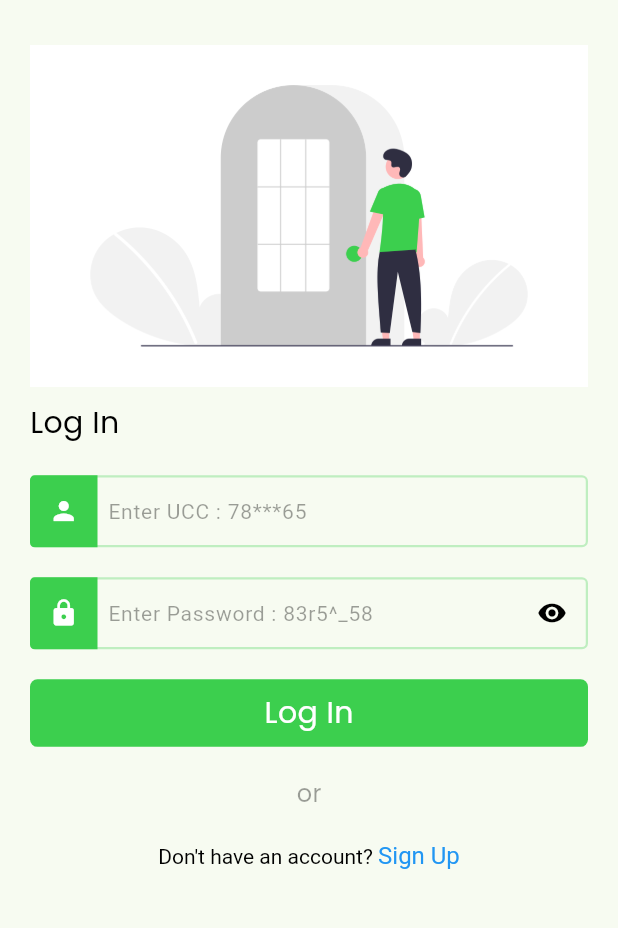
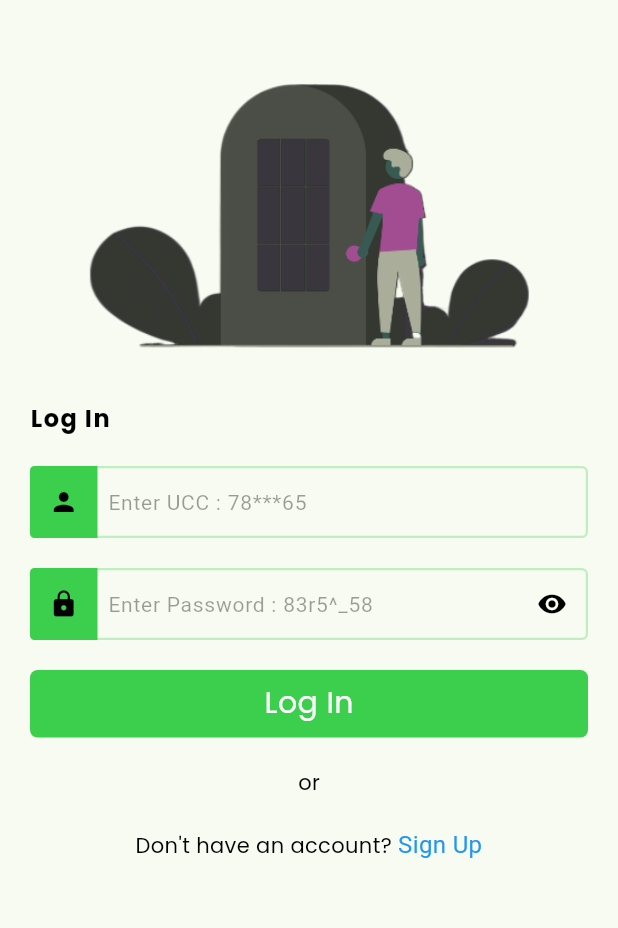
Before and after one commit to GamechiNitin/SimpleBank, a Flutter app: the screen it shows after launch, on a phone screen of 412 x 824 dp, the part 204-1132 px from its top. Run offline on Flutter 3.47's test engine with Material 2 defaults, Android fonts, the phone set to English and light mode, and no system bars; our stand-ins replace flutter_bloc, google_fonts, shared_preferences.

Commit message:
LogIn Screen UI : Dark Mode

```diff
--- a/lib/utils/colors.dart
+++ b/lib/utils/colors.dart
@@ -1,7 +1,7 @@
 import 'package:flutter/material.dart';
 
 const Color kPrimaryColor = Color(0xff3CCF4E);
-Color kLPrimaryColor = Color(0xff3CCF4E).withOpacity(0.3);
+Color kLPrimaryColor = const Color(0xff3CCF4E).withOpacity(0.3);
 const Color kLightPrimaryColor = Colors.redAccent;
 
 const Color kSecondaryColor = Colors.redAccent;
--- a/lib/utils/theme.dart
+++ b/lib/utils/theme.dart
@@ -18,6 +18,7 @@
         letterSpacing: 0.2,
       ),
     ),
+
     // brightness: Brightness.dark,
     appBarTheme: AppBarTheme(
       backgroundColor: kWhiteColor,
@@ -29,6 +30,7 @@
     ),
     useMaterial3: true,
     primaryColor: kPrimaryColor,
+
     scaffoldBackgroundColor:
         ColorScheme.fromSeed(seedColor: kPrimaryColor).background,
     colorScheme: ColorScheme(
@@ -45,7 +47,12 @@
       onSurface: ColorScheme.fromSeed(seedColor: kPrimaryColor).primary,
     ),
 
-    inputDecorationTheme: InputDecorationTheme(),
+    inputDecorationTheme: InputDecorationTheme(
+      hintStyle: const TextStyle(
+        fontSize: 14,
+        color: kHintColor,
+      ),
+    ),
     textTheme: TextTheme(
       bodyMedium: GoogleFonts.poppins(
         color: kBlackColor,
@@ -70,7 +77,7 @@
       onSecondary: kPrimaryColor,
       error: kPrimaryColor,
       onError: kPrimaryColor,
-      background: kDarkGrey2Color,
+      background: kDarkGrey1Color,
       onBackground: kPrimaryColor,
       surface: ColorScheme.fromSeed(seedColor: kPrimaryColor).primary,
       onSurface: kPrimaryColor,
@@ -100,7 +107,12 @@
         letterSpacing: 0.2,
       ),
     ),
-    // Text Theme
+    inputDecorationTheme: InputDecorationTheme(
+      hintStyle: const TextStyle(
+        fontSize: 12,
+        color: kWhiteColor,
+      ),
+    ), // Text Theme
     textTheme: TextTheme(
       bodyMedium: GoogleFonts.poppins(color: kWhiteColor),
       bodySmall: GoogleFonts.notoSerif(color: kWhiteColor),
--- a/lib/view/screen/authentication/login_screen.dart
+++ b/lib/view/screen/authentication/login_screen.dart
@@ -101,17 +101,20 @@
           Image.asset(
             iLogIn,
             width: MediaQuery.of(context).size.width / 1.5,
+            color: Theme.of(context).colorScheme.background.withOpacity(0.8),
+            colorBlendMode: BlendMode.difference,
           ),
           const SizedBox(height: 10),
-          const Align(
+          Align(
             alignment: Alignment.centerLeft,
             child: Text(
               'Log In',
               textAlign: TextAlign.left,
-              style: TextStyle(
-                fontSize: 20,
-                color: kBlackColor,
-              ),
+              style: Theme.of(context).textTheme.bodyMedium?.copyWith(
+                    fontWeight: FontWeight.bold,
+                    letterSpacing: 1,
+                    fontSize: 16,
+                  ),
             ),
           ),
           const SizedBox(height: 20),
@@ -168,12 +171,9 @@
                     }
                   },
                 ),
-                const Text(
+                Text(
                   'or',
-                  style: TextStyle(
-                    fontSize: size16,
-                    color: kHintColor,
-                  ),
+                  style: Theme.of(context).textTheme.bodyMedium,
                 ),
                 const SizedBox(height: 20),
                 GestureDetector(
@@ -182,12 +182,9 @@
                   },
                   child: RichText(
                     textAlign: TextAlign.center,
-                    text: const TextSpan(
+                    text: TextSpan(
                       text: "Don't have an account? ",
-                      style: TextStyle(
-                        fontSize: size14,
-                        color: kBlackColor,
-                      ),
+                      style: Theme.of(context).textTheme.bodyMedium,
                       children: [
                         TextSpan(
                           text: 'Sign Up',
--- a/lib/view/widget/textfield_widget.dart
+++ b/lib/view/widget/textfield_widget.dart
@@ -38,10 +38,6 @@
       obscureText: obscureText != null ? obscureText! : false,
       decoration: InputDecoration(
         hintText: label,
-        hintStyle: const TextStyle(
-          fontSize: 14,
-          color: kHintColor,
-        ),
         prefixIcon: prefixIcon == null
             ? null
             : Container(
@@ -57,7 +53,7 @@
                   prefixIcon,
                   // Icons.search,
                   size: 20,
-                  color: kWhiteColor,
+                  color: Theme.of(context).textTheme.bodySmall?.color,
                 ),
               ),
         suffixIcon: suffixIcon == null
@@ -69,7 +65,7 @@
                   child: Icon(
                     suffixIcon,
                     size: 20,
-                    color: kBlackColor,
+                    color: Theme.of(context).textTheme.bodySmall?.color,
                   ),
                 ),
               ),
```
Also changed, not shown: assets/login.png.
